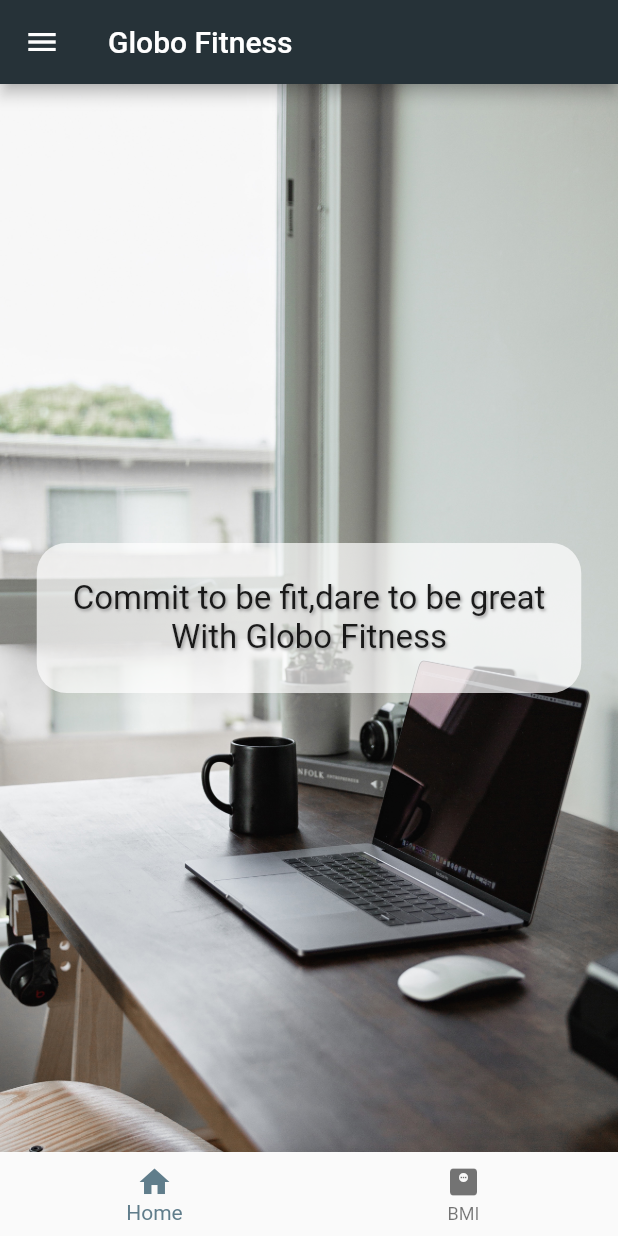
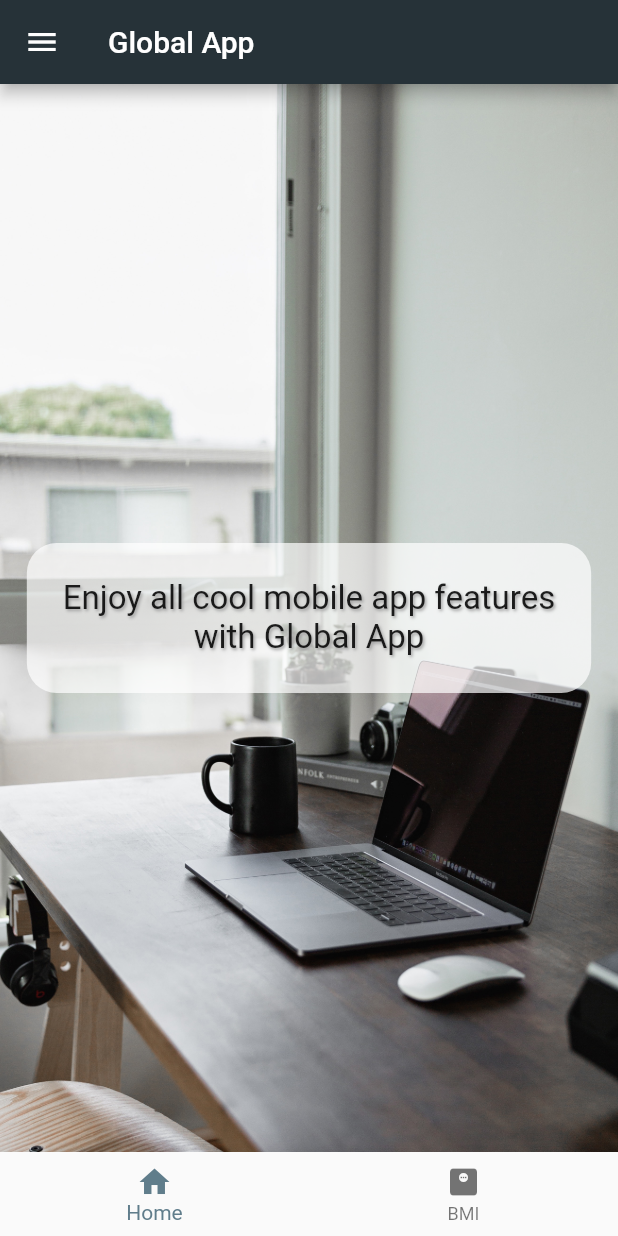
Before and after one commit to spyingcoder/GlobalAppFlutter, a Flutter app: the screen it shows after launch, on a phone screen of 412 x 824 dp. Run offline on Flutter 3.47's test engine with Material 2 defaults, Android fonts, the phone set to English and light mode, and no system bars; our stand-ins replace shared_preferences.

Commit message:
app additional features added

```diff
--- a/lib/screens/intro_screen.dart
+++ b/lib/screens/intro_screen.dart
@@ -9,7 +9,7 @@
   Widget build(BuildContext context) {
     return Scaffold(
       appBar: AppBar(
-        title: Text('Globo Fitness'),
+        title: Text('Global App'),
       ),
       drawer: MenuDrawer(),
       bottomNavigationBar: MenuBottom(),
@@ -27,7 +27,7 @@
               color: Colors.white70,
             ),
             child: Text(
-              'Commit to be fit,dare to be great\nWith Globo Fitness',
+              'Enjoy all cool mobile app features\nwith Global App',
               textAlign: TextAlign.center,
               style: TextStyle(fontSize: 22, shadows: [
                 Shadow(
```
